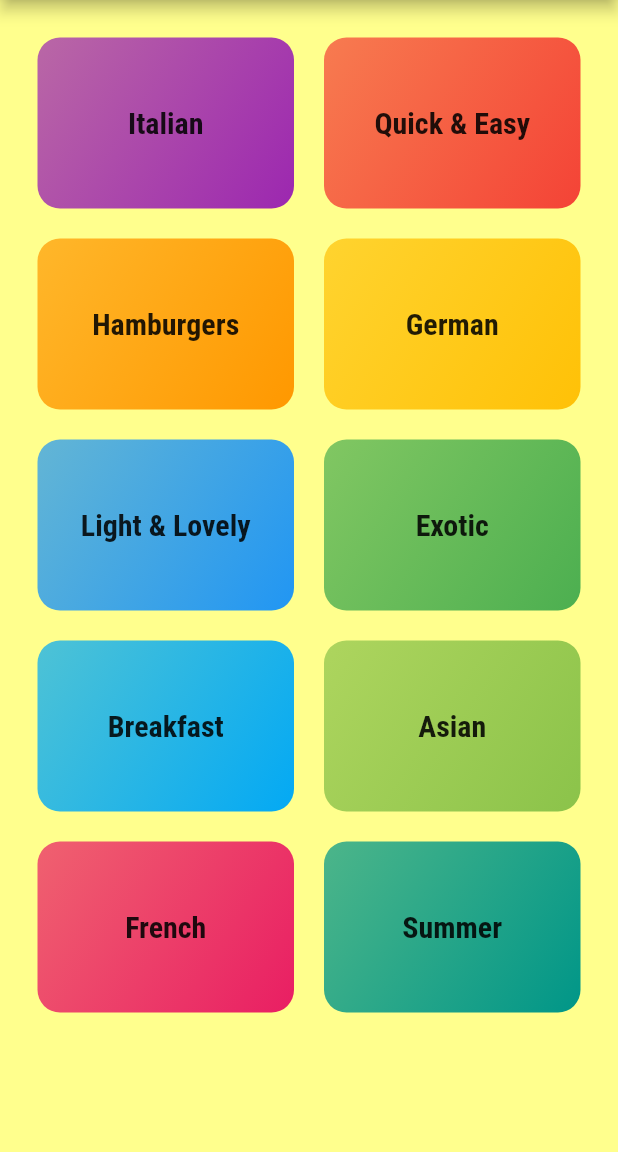
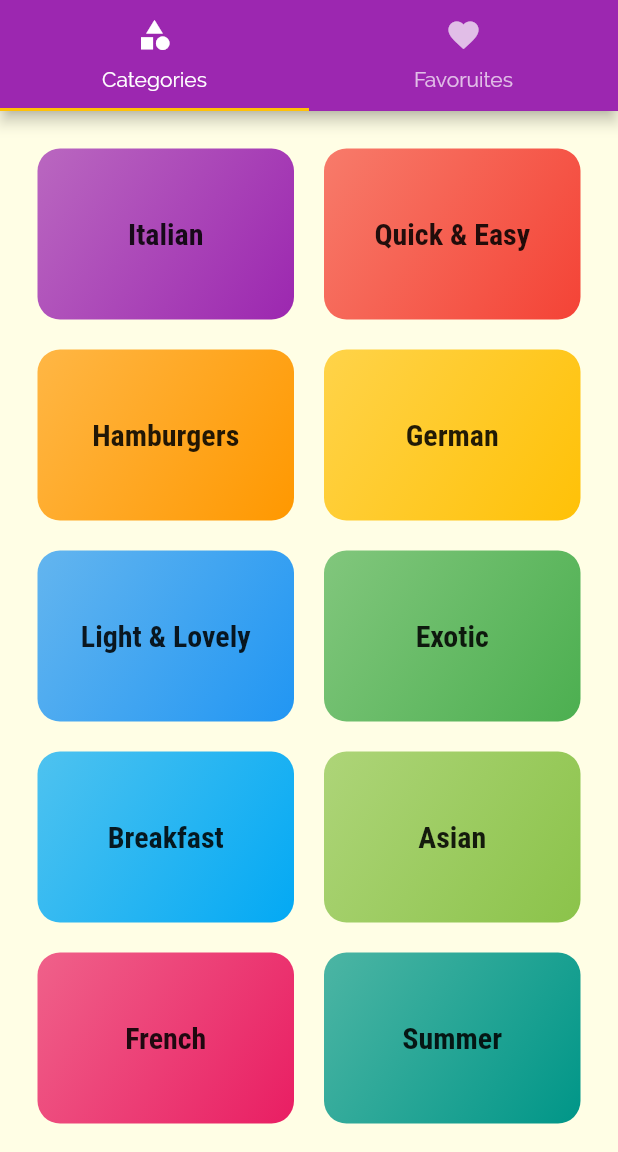
Before and after one commit to arbazadam/meals-app, a Flutter app: the screen it shows after launch, on a phone screen of 412 x 824 dp, the part 84-1236 px from its top. Run offline on Flutter 3.47's test engine with Material 2 defaults, Android fonts, the phone set to English and light mode, and no system bars.

```diff
--- a/lib/main.dart
+++ b/lib/main.dart
@@ -1,6 +1,6 @@
 import 'package:flutter/material.dart';
-import 'package:flutter_complete_guide/screens/categories_meals_screen.dart';
-import 'package:meals_app/screens/meal_detail_screen.dart';
+import 'package:meals_app/screens/tabs_screen.dart';
+import './screens/meal_detail_screen.dart';
 import './screens/categories_screen.dart';
 import 'screens/categories_meals_screen.dart';
 
@@ -10,13 +10,12 @@ class MyApp extends StatelessWidget {
   @override
   Widget build(BuildContext context) {
     return MaterialApp(
+      title: 'DeliMeals',
       debugShowCheckedModeBanner: false,
-      title: 'Kitchen App',
       theme: ThemeData(
         primarySwatch: Colors.purple,
         accentColor: Colors.amber,
-        //canvasColor: Color.fromRGBO(255, 254, 229, 1),
-        canvasColor: Colors.yellowAccent[100],
+        canvasColor: Color.fromRGBO(255, 254, 229, 1),
         fontFamily: 'Raleway',
         textTheme: ThemeData.light().textTheme.copyWith(
             body1: TextStyle(
@@ -31,13 +30,13 @@ class MyApp extends StatelessWidget {
               fontWeight: FontWeight.bold,
             )),
       ),
-      initialRoute: "/",
+      // home: CategoriesScreen(),
+      initialRoute: '/', // default is '/'
       routes: {
-        "/":(ctx)=> CategoriesMealsScreen(),
-        CategoriesMealsScreen.routeName:(ctx)=> CategoriesMealsScreen(),
-        MealDetails.routeName: (ctx)=> MealDetails()
+        '/': (ctx) => TabsScreen(),
+        CategoriesMealsScreen.routeName: (ctx) => CategoriesMealsScreen(),
+        MealDetails.routeName: (ctx) => MealDetails(),
       },
-      home: CategoriesScreen(),
     );
   }
 }
--- a/lib/screens/categories_meals_screen.dart
+++ b/lib/screens/categories_meals_screen.dart
@@ -19,7 +19,9 @@ class CategoriesMealsScreen extends StatelessWidget {
       appBar: AppBar(title:Text(routeArgs['title']),centerTitle: true,),
       body: ListView.builder(itemBuilder: (ctx,index)
       {
-        return MealItem(title: categoryMeals[index].title,
+        return MealItem(
+          id:categoryMeals[index].id,
+          title: categoryMeals[index].title,
       imageUrl: categoryMeals[index].imageUrl,
       duration: categoryMeals[index].duration,
       complexity: categoryMeals[index].complexity,
--- a/lib/screens/categories_screen.dart
+++ b/lib/screens/categories_screen.dart
@@ -7,11 +7,7 @@ class CategoriesScreen extends StatelessWidget {
 
   @override
   Widget build(BuildContext context) {
-    return Scaffold(
-      appBar: AppBar(
-        title: Text('Kitchen App'),centerTitle: true,
-      ),
-      body: GridView(
+    return  GridView(
         padding: const EdgeInsets.all(25),
         children: DUMMY_CATEGORIES
             .map(
@@ -28,7 +24,6 @@ class CategoriesScreen extends StatelessWidget {
           crossAxisSpacing: 20,
           mainAxisSpacing: 20,
         ),
-      ),
-    );
+      );
   }
 }
--- /dev/null
+++ b/lib/screens/tabs_screen.dart
@@ -0,0 +1,29 @@
+import 'package:flutter/material.dart';
+import 'package:meals_app/screens/favourites_screen.dart';
+import 'categories_screen.dart';
+
+class TabsScreen extends StatefulWidget {
+  @override
+  _TabsScreenState createState() => _TabsScreenState();
+}
+
+class _TabsScreenState extends State<TabsScreen> {
+  @override
+  Widget build(BuildContext context) {
+    return DefaultTabController(
+      length:2,
+      child: Scaffold(
+        appBar: AppBar(title:Text('Kitchen App'),centerTitle: true,
+        bottom: TabBar(
+          tabs: [
+            Tab(icon: Icon(Icons.category),
+            text: 'Categories',),
+            Tab(icon: Icon(Icons.favorite),
+            text: 'Favoruites',)
+            ])
+),
+body: TabBarView(children: [CategoriesScreen(),FavouritesScreen()]),
+              ),
+    );
+  }
+}
```
Also changed, not shown: lib/screens/favourites_screen.dart (added, +10 -0 lines), lib/screens/meal_detail_screen.dart (+32 -2 lines), lib/widgets/meal_item.dart (+5 -2 lines).
